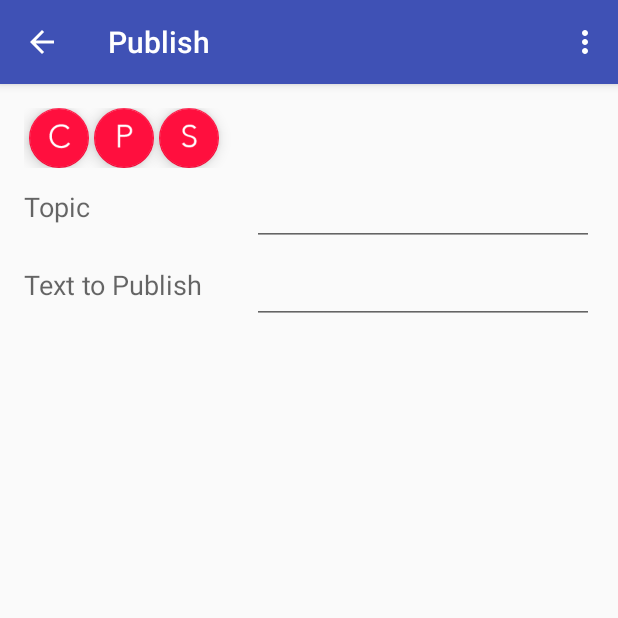
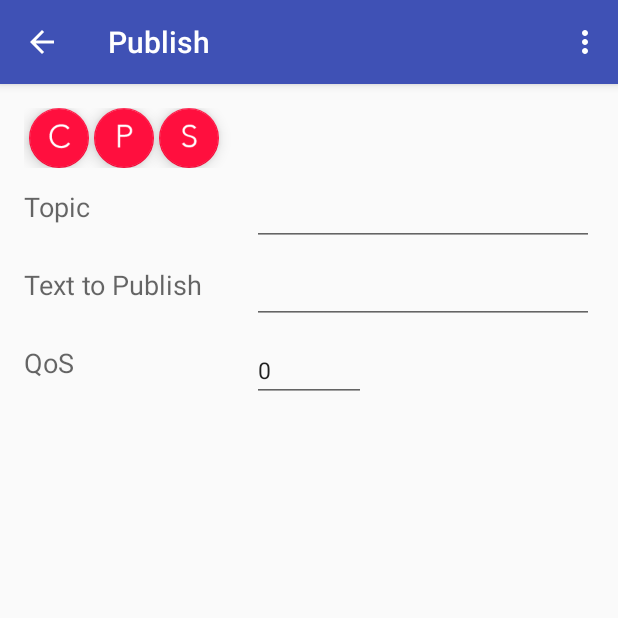
Before and after one commit to heibaifu/MQTT-Patterns, an Android app: the MQTTActivity screen opened directly, with no data from a screen before it, after a tap on an icon or button, on a phone screen of 412 x 824 dp, the top half of it. Run offline under Robolectric (Android 15) with nearby library versions, the phone set to English and light mode, and no system bars; libraries missing offline, so code that uses them is left out: org.eclipse.paho.

```diff
--- a/app/src/main/java/com/patterns/io/thingsflow/MQTTConnectFragment.java
+++ b/app/src/main/java/com/patterns/io/thingsflow/MQTTConnectFragment.java
@@ -1,49 +1,62 @@
 package com.patterns.io.thingsflow;
 
 import android.app.Activity;
+import android.app.Dialog;
 import android.content.Context;
 import android.os.Bundle;
 import android.support.design.widget.FloatingActionButton;
 import android.support.v4.app.Fragment;
 import android.support.v4.app.FragmentManager;
+import android.util.Log;
 import android.view.LayoutInflater;
+import android.view.Menu;
+import android.view.MenuInflater;
+import android.view.MenuItem;
 import android.view.View;
 import android.view.ViewGroup;
+import android.widget.Button;
 import android.widget.EditText;
 import android.widget.RadioButton;
 
 public class MQTTConnectFragment extends Fragment {
 
-    public String                       brokerString;
-    public String                       portString;
-    public String                       clientString;
-    public String                       protocol;
+    private static final int PICKFILE_RESULT_CODE = 1;
 
-    public boolean                      TLS = false;
+    public String brokerString;
+    public String portString;
+    public String clientString;
+    public String protocol;
+    public String filePath;
 
-    public EditText                     textBroker;
-    public EditText                     textPort;
-    public EditText                     textClient;
+    public boolean TLS = false;
 
-    public FloatingActionButton         fabConnectToBroker;
-    public FloatingActionButton         fabPublish;
-    public FloatingActionButton         fabSubscribe;
+    public EditText textBroker;
+    public EditText textPort;
+    public EditText textClient;
 
-    public RadioButton                  radioNormal;
-    public RadioButton                  radioTLS;
+    public FloatingActionButton fabConnectToBroker;
+    public FloatingActionButton fabPublish;
+    public FloatingActionButton fabSubscribe;
 
-    public FragmentManager              fragmentManager;
+    public RadioButton radioNormal;
+    public RadioButton radioTLS;
 
-    public ConnectDataPassListener      mCallback;
+    public FragmentManager fragmentManager;
+
+    public ConnectDataPassListener mCallback;
 
     public MQTTConnectFragment() {
         // Required empty public constructor
     }
 
-    public interface ConnectDataPassListener{
+    public interface ConnectDataPassListener {
         void launchPublishFragment(String data);
+
         void launchSubscribeFragment(String data);
+
         void createMQTTClient(String connectParams[]);
+
+        void findFile();
     }
 
     @Override
@@ -52,8 +65,8 @@ public class MQTTConnectFragment extends Fragment {
 
         Activity activity;
 
-        if (context instanceof Activity){
-            activity=(Activity) context;
+        if (context instanceof Activity) {
+            activity = (Activity) context;
 
             // This makes sure that the container activity has implemented
             // the callback interface. If not, it throws an exception
@@ -70,9 +83,47 @@ public class MQTTConnectFragment extends Fragment {
     @Override
     public void onCreate(Bundle savedInstanceState) {
         super.onCreate(savedInstanceState);
-        if (getArguments() != null) {
+
+        setHasOptionsMenu(true);
+
+    }
+
+    @Override
+    public void onCreateOptionsMenu(Menu menu, MenuInflater inflater) {
+        // Inflate the menu; this adds items to the action bar if it is present.
+        //inflater.inflate(R.menu.devicefragment, menu);
+    }
+
+    @Override
+    public boolean onOptionsItemSelected(MenuItem item) {
+        // Handle action bar item clicks here. The action bar will
+        // automatically handle clicks on the Home/Up button, so long
+        // as you specify a parent activity in AndroidManifest.xml.
+        int id = item.getItemId();
+        Log.d("get item", "" + id);
+        //noinspection SimplifiableIfStatement
+        if (id == R.id.action_about) {
+            Log.d("get item", "" + id);
+
+            final Dialog dialog = new Dialog(getActivity());
+
+            dialog.setContentView(R.layout.about_layout);
+            dialog.setTitle("About Things Flow");
+
+            Button btnCancel = (Button) dialog.findViewById(R.id.dismiss);
+            dialog.show();
+
+            btnCancel.setOnClickListener(new View.OnClickListener() {
+                public void onClick(View v) {
+                    dialog.dismiss();
+                }
+            });
+            return true;
         }
+
+        return super.onOptionsItemSelected(item);
     }
+
 
     @Override
     public View onCreateView(LayoutInflater inflater, ViewGroup container,
@@ -81,29 +132,29 @@ public class MQTTConnectFragment extends Fragment {
         // Inflate the layout for this fragment
         View rootView = inflater.inflate(R.layout.fragment_connect, container, false);
 
-        fragmentManager     = getFragmentManager();
+        fragmentManager = getFragmentManager();
 
 
-        fabConnectToBroker  = (FloatingActionButton) rootView.findViewById(R.id.fabConnectToBroker);
-        fabPublish          = (FloatingActionButton) rootView.findViewById(R.id.fabPublish);
-        fabSubscribe        = (FloatingActionButton) rootView.findViewById(R.id.fabSubscribe);
+        fabConnectToBroker = (FloatingActionButton) rootView.findViewById(R.id.fabConnectToBroker);
+        fabPublish = (FloatingActionButton) rootView.findViewById(R.id.fabPublish);
+        fabSubscribe = (FloatingActionButton) rootView.findViewById(R.id.fabSubscribe);
 
-        textBroker          = (EditText)             rootView.findViewById(R.id.editTextBroker);
-        textPort            = (EditText)             rootView.findViewById(R.id.editTextPort);
-        textClient          = (EditText)             rootView.findViewById(R.id.editTextClient);
+        textBroker = (EditText) rootView.findViewById(R.id.editTextBroker);
+        textPort = (EditText) rootView.findViewById(R.id.editTextPort);
+        textClient = (EditText) rootView.findViewById(R.id.editTextClient);
 
-        radioNormal         = (RadioButton)          rootView.findViewById(R.id.radioNormal);
-        radioTLS            = (RadioButton)          rootView.findViewById(R.id.radioTLS);
+        radioNormal = (RadioButton) rootView.findViewById(R.id.radioNormal);
+        radioTLS = (RadioButton) rootView.findViewById(R.id.radioTLS);
 
-        fabConnectToBroker  .setOnClickListener(onClickListenerMQTT);
-        fabPublish          .setOnClickListener(onClickListenerMQTT);
-        fabSubscribe        .setOnClickListener(onClickListenerMQTT);
-        radioNormal         .setOnClickListener(onClickListenerMQTT);
-        radioTLS            .setOnClickListener(onClickListenerMQTT);
+        fabConnectToBroker.setOnClickListener(onClickListenerMQTT);
+        fabPublish.setOnClickListener(onClickListenerMQTT);
+        fabSubscribe.setOnClickListener(onClickListenerMQTT);
+        radioNormal.setOnClickListener(onClickListenerMQTT);
+        radioTLS.setOnClickListener(onClickListenerMQTT);
 
-        textBroker          .setText("broker.mqttdashboard.com");
-        textPort            .setText("1883");
-        textClient          .setText("SampleClient");
+        textBroker.setText("192.168.0.11");
+        textPort.setText("1883");
+        textClient.setText("SampleClient");
 
         radioNormal.setChecked(true);
 
@@ -111,21 +162,21 @@ public class MQTTConnectFragment extends Fragment {
     }
 
     @Override
-    public void onStart(){
+    public void onStart() {
 
         super.onStart();
         Bundle args = getArguments();
         if (args != null) {
             //TODO: add the data to be passed to this fragment
-            textBroker          .setText(args.getString("broker"));
-            textPort            .setText(args.getString("port"));
-            textClient          .setText(args.getString("client"));
+            textBroker.setText(args.getString("broker"));
+            textPort.setText(args.getString("port"));
+            textClient.setText(args.getString("client"));
 
-            if(TLS){
+            if (TLS) {
                 radioNormal.setChecked(false);
                 radioTLS.setChecked(true);
 
-            }else{
+            } else {
                 radioNormal.setChecked(true);
                 radioTLS.setChecked(false);
             }
@@ -135,26 +186,25 @@ public class MQTTConnectFragment extends Fragment {
     private View.OnClickListener onClickListenerMQTT = new View.OnClickListener() {
         @Override
         public void onClick(final View v) {
-            switch(v.getId()){
+            switch (v.getId()) {
                 case R.id.fabConnectToBroker:
                     //Handle Button click
 
-                    brokerString = textBroker        .getText().toString();
-                    portString   = textPort          .getText().toString();
-                    clientString = textClient        .getText().toString();
+                    brokerString = textBroker.getText().toString();
+                    portString = textPort.getText().toString();
+                    clientString = textClient.getText().toString();
 
                     String URIbroker;
 
-                    if(!TLS){
-                        URIbroker    = "tcp://"+brokerString+":"+portString;
-                        protocol     = "tcp";
-                    }else{
-                        URIbroker    = "ssl://"+brokerString+":"+portString;
-                        protocol     = "ssl";
+                    if (!TLS) {
+                        URIbroker = "tcp://" + brokerString + ":" + portString;
+                        protocol = "tcp";
+                    } else {
+                        URIbroker = "ssl://" + brokerString + ":" + portString;
+                        protocol = "ssl";
                     }
 
-                    String connectParams[] = {"connect", brokerString,portString, URIbroker, clientString,protocol};
-
+                    String connectParams[] = {"connect", brokerString, portString, URIbroker, clientString, protocol, filePath};
                     mCallback.createMQTTClient(connectParams);
 
                     break;
@@ -175,12 +225,14 @@ public class MQTTConnectFragment extends Fragment {
 
                 case R.id.radioTLS:
                     radioNormal.setChecked(false);
+                    textPort.setText("8883");
                     TLS = true;
+
+                    mCallback.findFile();
+
                     break;
             }
         }
     };
 
-
-
 }
--- a/app/src/main/res/layout/fragment_connect.xml
+++ b/app/src/main/res/layout/fragment_connect.xml
@@ -154,7 +154,6 @@
                         android:layout_height="match_parent"
                         android:layout_marginTop="10dp"
                         android:gravity="center_vertical"
-                        android:inputType="number"
                         android:text="Sample Client"
                         android:textSize="15dp" />
 
--- a/app/src/main/res/layout/fragment_publish.xml
+++ b/app/src/main/res/layout/fragment_publish.xml
@@ -127,6 +127,38 @@
 
             </TableRow>
 
+            <TableRow
+                android:layout_width="match_parent"
+                android:layout_height="match_parent">
+
+                <LinearLayout
+                    android:layout_width="match_parent"
+                    android:layout_height="match_parent"
+                    android:layout_weight="1"
+                    android:weightSum="5">
+
+                    <TextView
+                        android:layout_width="0dp"
+                        android:layout_weight="2"
+                        android:layout_height="match_parent"
+                        android:textAppearance="?android:attr/textAppearanceMedium"
+                        android:gravity="center_vertical"
+                        android:text="QoS" />
+
+                    <EditText
+                        android:id="@+id/editTextQoS"
+                        android:layout_width="0dp"
+                        android:layout_weight="1"
+                        android:layout_height="match_parent"
+                        android:layout_marginTop="10dp"
+                        android:gravity="center_vertical"
+                        android:textSize="15dp"
+                        android:text="0" />
+
+                </LinearLayout>
+
+            </TableRow>
+
         </TableLayout>
     </ScrollView>
 
--- a/app/src/main/res/menu/detail.xml
+++ b/app/src/main/res/menu/detail.xml
@@ -3,8 +3,8 @@
     xmlns:tools="http://schemas.android.com/tools"
     tools:context=".MQTTActivity">
     <item
-        android:id="@+id/action_settings"
+        android:id="@+id/action_about"
         android:orderInCategory="100"
-        android:title="@string/action_settings"
+        android:title="@string/action_about"
         app:showAsAction="never" />
 </menu>
--- a/app/src/main/res/menu/main.xml
+++ b/app/src/main/res/menu/main.xml
@@ -4,8 +4,8 @@
     tools:context="com.patterns.io.thingsflow.MainActivity">
 
     <item
-        android:id="@+id/action_settings"
+        android:id="@+id/action_about"
         android:orderInCategory="100"
-        android:title="@string/action_settings"
+        android:title="@string/action_about"
         app:showAsAction="never" />
 </menu>
```
Also changed, not shown: app/src/main/AndroidManifest.xml (+7 -2 lines), app/src/main/java/com/patterns/io/thingsflow/DevicesFragment.java (+23 -4 lines), app/src/main/java/com/patterns/io/thingsflow/MQTTActivity.java (+55 -28 lines), app/src/main/java/com/patterns/io/thingsflow/MQTTPublishFragment.java (+41 -6 lines), app/src/main/java/com/patterns/io/thingsflow/MQTTSubscribeFragment.java (+37 -1 lines), app/src/main/java/com/patterns/io/thingsflow/MainActivity.java (+9 -1 lines), app/src/main/res/layout/about_layout.xml (added, +36 -0 lines), app/src/main/res/values/strings.xml (+6 -3 lines).
